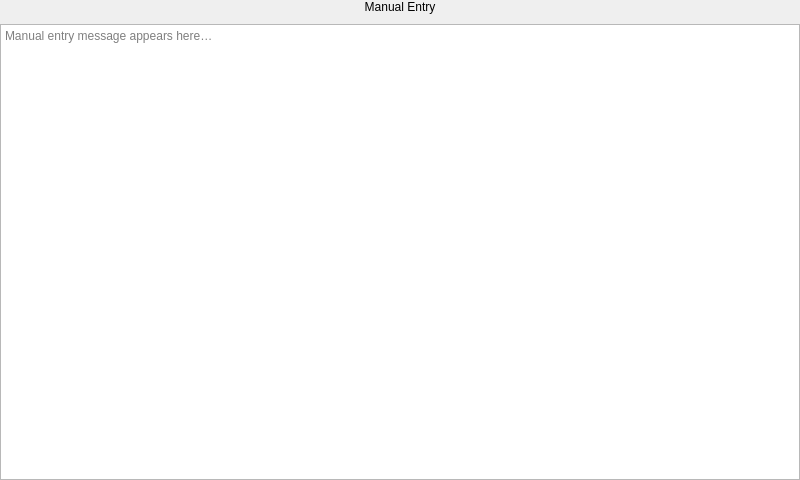
Qt form Project/ui/manual_entry.ui (Selvam-T/POS) before a commit.
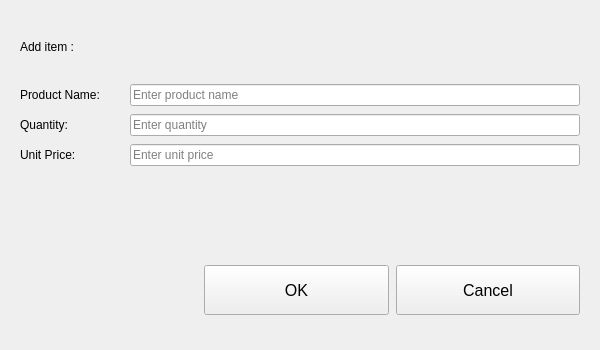
The same form after that commit.

Commit message: Manual_entry.ui and styling added in sales.qss. Wiring incomplete

Diff of the .ui file:
```diff
--- a/Project/ui/manual_entry.ui
+++ b/Project/ui/manual_entry.ui
@@ -1,53 +1,299 @@
 <?xml version='1.0' encoding='UTF-8'?>
 <ui version="4.0">
-  <class>ManualPanel</class>
-  <widget class="QWidget" name="ManualPanel">
-    <property name="geometry">
-      <rect>
-        <x>0</x>
-        <y>0</y>
-        <width>800</width>
-        <height>480</height>
-      </rect>
-    </property>
-    <layout class="QVBoxLayout" name="mainManualLayout">
-      <property name="spacing">
-        <number>10</number>
-      </property>
-      <property name="leftMargin">
-        <number>0</number>
-      </property>
-      <property name="topMargin">
-        <number>0</number>
-      </property>
-      <property name="rightMargin">
-        <number>0</number>
-      </property>
-      <property name="bottomMargin">
-        <number>0</number>
-      </property>
-      <item>
-        <widget class="QLabel" name="manualLabel">
-          <property name="text">
-            <string>Manual Entry</string>
-          </property>
-          <property name="alignment">
-            <set>Qt::AlignCenter</set>
-          </property>
-        </widget>
-      </item>
-      <item>
-        <widget class="QTextEdit" name="manualText">
-          <property name="readOnly">
-            <bool>false</bool>
-          </property>
-          <property name="placeholderText">
-            <string>Manual entry message appears here…</string>
-          </property>
-        </widget>
-      </item>
+ <class>manualEntryDialog</class>
+ <widget class="QWidget" name="manualEntryDialog">
+  <property name="geometry">
+   <rect>
+    <x>0</x>
+    <y>0</y>
+    <width>600</width>
+    <height>350</height>
+   </rect>
+  </property>
+  <property name="minimumSize">
+   <size>
+    <width>350</width>
+    <height>350</height>
+   </size>
+  </property>
+  <property name="maximumSize">
+   <size>
+    <width>16777215</width>
+    <height>16777215</height>
+   </size>
+  </property>
+  <layout class="QVBoxLayout" name="mainManualEntryLayout">
+   <property name="spacing">
+    <number>0</number>
+   </property>
+   <property name="leftMargin">
+    <number>20</number>
+   </property>
+   <property name="topMargin">
+    <number>15</number>
+   </property>
+   <property name="rightMargin">
+    <number>20</number>
+   </property>
+   <property name="bottomMargin">
+    <number>15</number>
+   </property>
+   <item>
+    <spacer name="verticalSpacer_1">
+     <property name="orientation">
+      <enum>Qt::Vertical</enum>
+     </property>
+     <property name="sizeType">
+      <enum>QSizePolicy::Fixed</enum>
+     </property>
+     <property name="sizeHint" stdset="0">
+      <size>
+       <width>20</width>
+       <height>25</height>
+      </size>
+     </property>
+    </spacer>
+   </item>
+   <item>
+    <widget class="QLabel" name="lblGeneral">
+     <property name="text">
+      <string>Add item :</string>
+     </property>
+     <property name="alignment">
+      <set>Qt::AlignLeading|Qt::AlignLeft|Qt::AlignVCenter</set>
+     </property>
+    </widget>
+   </item>
+   <item>
+    <spacer name="verticalSpacer_2">
+     <property name="orientation">
+      <enum>Qt::Vertical</enum>
+     </property>
+     <property name="sizeType">
+      <enum>QSizePolicy::Fixed</enum>
+     </property>
+     <property name="sizeHint" stdset="0">
+      <size>
+       <width>20</width>
+       <height>30</height>
+      </size>
+     </property>
+    </spacer>
+   </item>
+   <item>
+    <layout class="QGridLayout" name="inputFieldsLayout">
+     <property name="leftMargin">
+      <number>0</number>
+     </property>
+     <property name="topMargin">
+      <number>0</number>
+     </property>
+     <property name="rightMargin">
+      <number>0</number>
+     </property>
+     <property name="bottomMargin">
+      <number>0</number>
+     </property>
+     <property name="horizontalSpacing">
+      <number>10</number>
+     </property>
+     <property name="verticalSpacing">
+      <number>8</number>
+     </property>
+     <item row="0" column="0">
+      <widget class="QLabel" name="lblProductName">
+       <property name="sizePolicy">
+        <sizepolicy hsizetype="Fixed" vsizetype="Fixed">
+         <horstretch>0</horstretch>
+         <verstretch>0</verstretch>
+        </sizepolicy>
+       </property>
+       <property name="minimumSize">
+        <size>
+         <width>100</width>
+         <height>0</height>
+        </size>
+       </property>
+       <property name="text">
+        <string>Product Name:</string>
+       </property>
+       <property name="alignment">
+        <set>Qt::AlignLeading|Qt::AlignLeft|Qt::AlignVCenter</set>
+       </property>
+      </widget>
+     </item>
+     <item row="0" column="1">
+      <widget class="QLineEdit" name="inputProductName">
+       <property name="placeholderText">
+        <string>Enter product name</string>
+       </property>
+      </widget>
+     </item>
+     <item row="1" column="0">
+      <widget class="QLabel" name="lblQuantity">
+       <property name="sizePolicy">
+        <sizepolicy hsizetype="Fixed" vsizetype="Fixed">
+         <horstretch>0</horstretch>
+         <verstretch>0</verstretch>
+        </sizepolicy>
+       </property>
+       <property name="minimumSize">
+        <size>
+         <width>100</width>
+         <height>0</height>
+        </size>
+       </property>
+       <property name="text">
+        <string>Quantity:</string>
+       </property>
+       <property name="alignment">
+        <set>Qt::AlignLeading|Qt::AlignLeft|Qt::AlignVCenter</set>
+       </property>
+      </widget>
+     </item>
+     <item row="1" column="1">
+      <widget class="QLineEdit" name="inputQuantity">
+       <property name="placeholderText">
+        <string>Enter quantity</string>
+       </property>
+      </widget>
+     </item>
+     <item row="2" column="0">
+      <widget class="QLabel" name="lblUnitPrice">
+       <property name="sizePolicy">
+        <sizepolicy hsizetype="Fixed" vsizetype="Fixed">
+         <horstretch>0</horstretch>
+         <verstretch>0</verstretch>
+        </sizepolicy>
+       </property>
+       <property name="minimumSize">
+        <size>
+         <width>100</width>
+         <height>0</height>
+        </size>
+       </property>
+       <property name="text">
+        <string>Unit Price:</string>
+       </property>
+       <property name="alignment">
+        <set>Qt::AlignLeading|Qt::AlignLeft|Qt::AlignVCenter</set>
+       </property>
+      </widget>
+     </item>
+     <item row="2" column="1">
+      <widget class="QLineEdit" name="inputUnitPrice">
+       <property name="placeholderText">
+        <string>Enter unit price</string>
+       </property>
+      </widget>
+     </item>
     </layout>
-  </widget>
-  <resources/>
-  <connections/>
+   </item>
+   <item>
+    <spacer name="verticalSpacer_3">
+     <property name="sizePolicy">
+      <sizepolicy hsizetype="Minimum" vsizetype="Fixed">
+       <horstretch>0</horstretch>
+       <verstretch>0</verstretch>
+      </sizepolicy>
+     </property>
+     <property name="orientation">
+      <enum>Qt::Vertical</enum>
+     </property>
+     <property name="sizeHint" stdset="0">
+      <size>
+       <width>20</width>
+       <height>30</height>
+      </size>
+     </property>
+    </spacer>
+   </item>
+   <item>
+    <layout class="QHBoxLayout" name="buttonLayout">
+     <property name="spacing">
+      <number>7</number>
+     </property>
+     <item>
+      <spacer name="buttonSpacer">
+       <property name="orientation">
+        <enum>Qt::Horizontal</enum>
+       </property>
+       <property name="sizeHint" stdset="0">
+        <size>
+         <width>40</width>
+         <height>20</height>
+        </size>
+       </property>
+      </spacer>
+     </item>
+     <item>
+      <widget class="QPushButton" name="btnManualOk">
+       <property name="sizePolicy">
+        <sizepolicy hsizetype="MinimumExpanding" vsizetype="Fixed">
+         <horstretch>0</horstretch>
+         <verstretch>0</verstretch>
+        </sizepolicy>
+       </property>
+       <property name="minimumSize">
+        <size>
+         <width>0</width>
+         <height>50</height>
+        </size>
+       </property>
+       <property name="font">
+        <font>
+         <pointsize>12</pointsize>
+        </font>
+       </property>
+       <property name="text">
+        <string>OK</string>
+       </property>
+      </widget>
+     </item>
+     <item>
+      <widget class="QPushButton" name="btnManualCancel">
+       <property name="sizePolicy">
+        <sizepolicy hsizetype="MinimumExpanding" vsizetype="Fixed">
+         <horstretch>0</horstretch>
+         <verstretch>0</verstretch>
+        </sizepolicy>
+       </property>
+       <property name="minimumSize">
+        <size>
+         <width>0</width>
+         <height>50</height>
+        </size>
+       </property>
+       <property name="font">
+        <font>
+         <pointsize>12</pointsize>
+        </font>
+       </property>
+       <property name="text">
+        <string>Cancel</string>
+       </property>
+      </widget>
+     </item>
+    </layout>
+   </item>
+   <item>
+    <spacer name="verticalSpacer_4">
+     <property name="orientation">
+      <enum>Qt::Vertical</enum>
+     </property>
+     <property name="sizeType">
+      <enum>QSizePolicy::Fixed</enum>
+     </property>
+     <property name="sizeHint" stdset="0">
+      <size>
+       <width>20</width>
+       <height>20</height>
+      </size>
+     </property>
+    </spacer>
+   </item>
+  </layout>
+ </widget>
+ <resources/>
+ <connections/>
 </ui>
```
Left out of the diff: 2 changed lines with no effect on the pictures. The commit also changes 6 other files.
